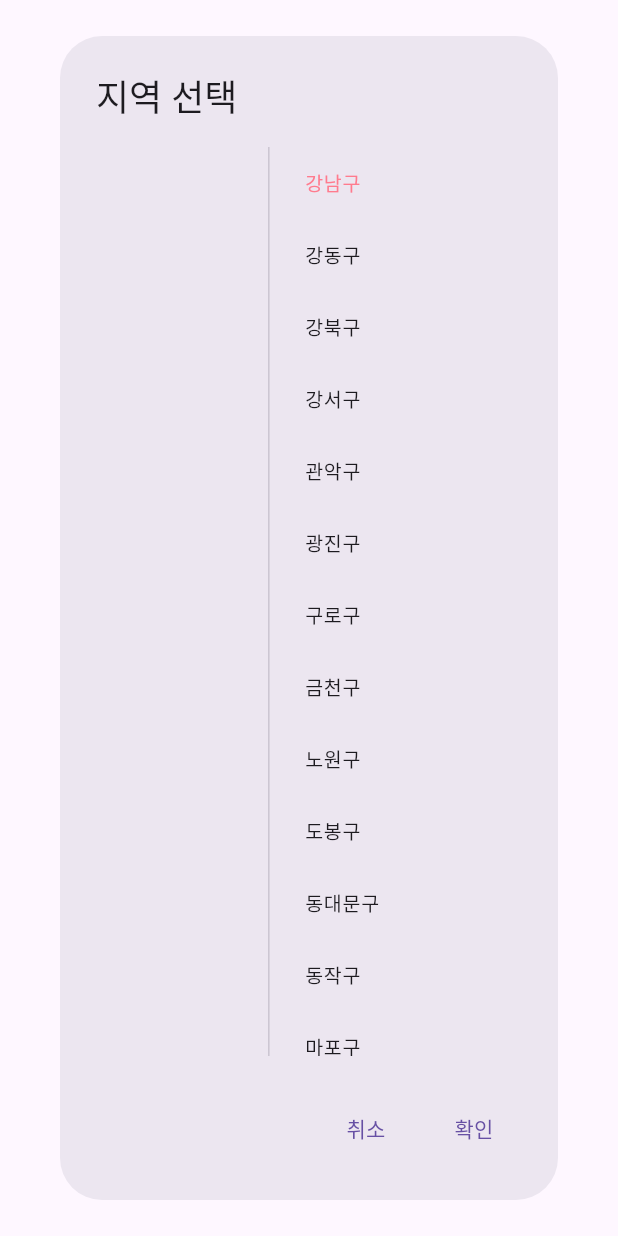
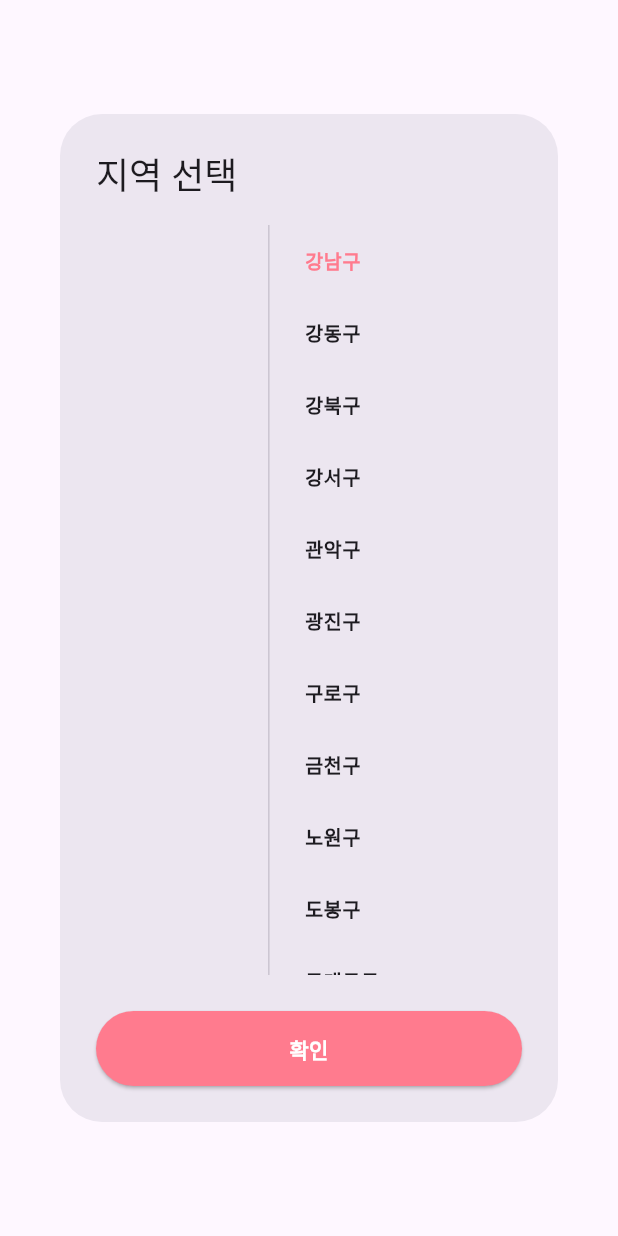
Before and after one commit to hippieperm/state, a Flutter app: the RegionSelectionDialog widget shown alone on an empty page, opened directly with sample values from the repository, on a phone screen of 412 x 824 dp. Run offline on Flutter 3.47's test engine with Material 3 defaults, Android fonts, the phone set to English and light mode, and no system bars; our stand-ins replace flutter_riverpod; network calls fail.

Commit message:
지역 선택기 UI 개선: 지역 선택 다이얼로그의 높이 조정 및 버튼 스타일 변경, 선택된 지역 및 하위 지역의 텍스트를 굵게 표시하도록 수정

```diff
--- a/lib/views/components/region_selector.dart
+++ b/lib/views/components/region_selector.dart
@@ -23,6 +23,10 @@ class RegionSelector extends ConsumerWidget {
             children: [
               Row(
                 children: [
+                  InkWell(
+                    onTap: () => _showRegionSelectionDialog(context, ref),
+                    child: Row(
+                      children: [
                         const Icon(Icons.location_on,
                             size: 16, color: Color(0xFFFF7B8E)),
                         const SizedBox(width: 4),
@@ -35,6 +39,9 @@ class RegionSelector extends ConsumerWidget {
                         ),
                         const SizedBox(width: 4),
                         const Icon(Icons.arrow_drop_down, color: Colors.grey),
+                      ],
+                    ),
+                  ),
                 ],
               ),
               InkWell(
@@ -113,6 +120,7 @@ class _RegionSelectionDialogState extends ConsumerState<RegionSelectionDialog> {
       title: const Text('지역 선택'),
       content: SizedBox(
         width: double.maxFinite,
+        height: 500,
         child: Row(
           crossAxisAlignment: CrossAxisAlignment.start,
           children: [
@@ -126,7 +134,12 @@ class _RegionSelectionDialogState extends ConsumerState<RegionSelectionDialog> {
                   final region = widget.regions[index];
                   return ListTile(
                     dense: true,
-                    title: Text(region.name),
+                    title: Text(
+                      region.name,
+                      style: TextStyle(
+                        fontWeight: FontWeight.bold,
+                      ),
+                    ),
                     selected: _selectedRegion.id == region.id,
                     selectedColor: const Color(0xFFFF7B8E),
                     onTap: () {
@@ -151,7 +164,12 @@ class _RegionSelectionDialogState extends ConsumerState<RegionSelectionDialog> {
                   final subRegion = _selectedRegion.subRegions[index];
                   return ListTile(
                     dense: true,
-                    title: Text(subRegion),
+                    title: Text(
+                      subRegion,
+                      style: TextStyle(
+                        fontWeight: FontWeight.bold,
+                      ),
+                    ),
                     selected: _selectedSubRegion == subRegion,
                     selectedColor: const Color(0xFFFF7B8E),
                     onTap: () {
@@ -167,18 +185,31 @@ class _RegionSelectionDialogState extends ConsumerState<RegionSelectionDialog> {
         ),
       ),
       actions: [
-        TextButton(
-          onPressed: () => Navigator.pop(context),
-          child: const Text('취소'),
+        // TextButton(
+        //   onPressed: () => Navigator.pop(context),
+        //   child: const Text('취소'),
+        // ),
+        SizedBox(
+          width: double.infinity,
+          height: 50,
+          child: ElevatedButton(
+            style: ElevatedButton.styleFrom(
+              backgroundColor: const Color(0xFFFF7B8E),
             ),
-        TextButton(
             onPressed: () {
               ref.read(selectedRegionProvider.notifier).state = _selectedRegion;
               ref.read(selectedSubRegionProvider.notifier).state =
                   _selectedSubRegion;
               Navigator.pop(context);
             },
-          child: const Text('확인'),
+            child: const Text(
+              '확인',
+              style: TextStyle(
+                color: Colors.white,
+                fontWeight: FontWeight.bold,
+              ),
+            ),
+          ),
         ),
       ],
     );
```
Lines whose indentation alone changed are shown as unchanged.
